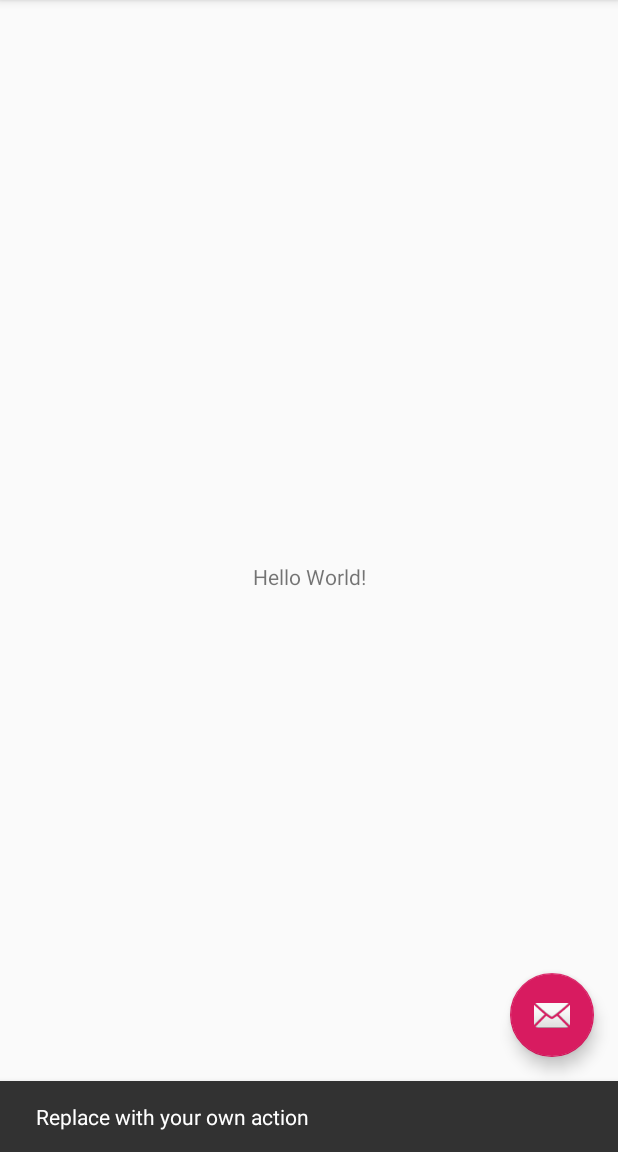
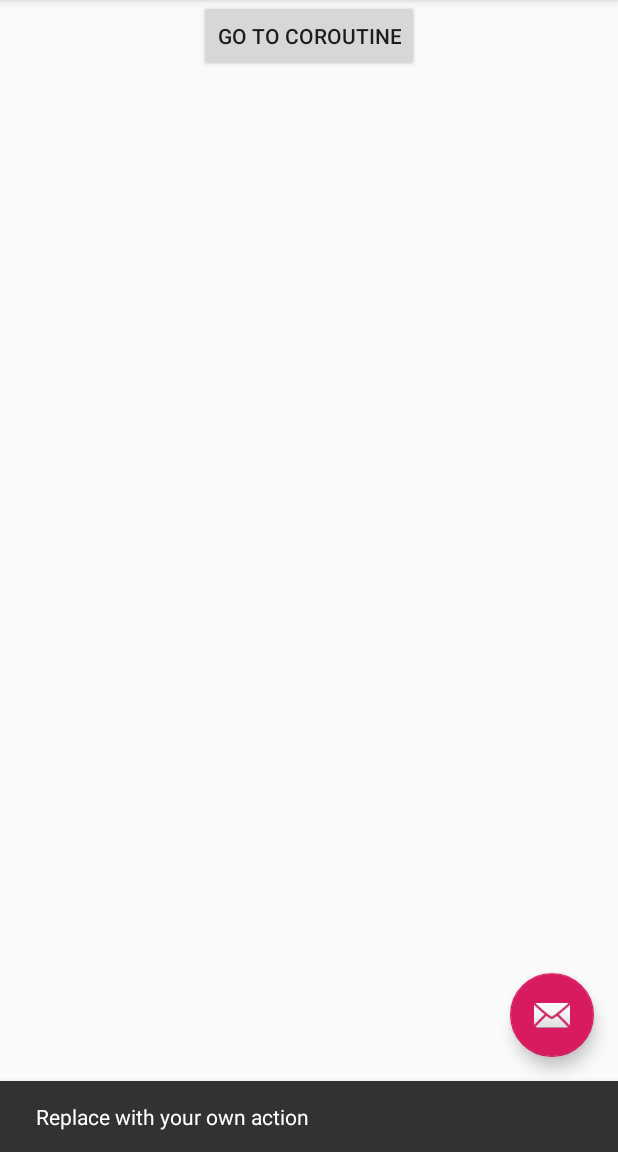
Before and after one commit to kelvinsaputra/DesignPattern, an Android app: the screen it shows after launch (MainActivity), after a tap on an icon or button, on a phone screen of 412 x 824 dp, the part 84-1236 px from its top. Run offline under Robolectric (Android 15) with nearby library versions, the phone set to English and light mode, and no system bars.

Commit message:
add coroutine

```diff
--- a/androidFundamentals/Kotlin/app/src/main/java/com/example/kotlin/MainActivity.kt
+++ b/androidFundamentals/Kotlin/app/src/main/java/com/example/kotlin/MainActivity.kt
@@ -1,5 +1,6 @@
 package com.example.kotlin
 
+import android.content.Intent
 import android.os.Bundle
 import com.google.android.material.snackbar.Snackbar
 import androidx.appcompat.app.AppCompatActivity
@@ -7,6 +8,7 @@ import android.view.Menu
 import android.view.MenuItem
 
 import kotlinx.android.synthetic.main.activity_main.*
+import kotlinx.android.synthetic.main.content_main.*
 
 class MainActivity : AppCompatActivity() {
 
@@ -18,6 +20,10 @@ class MainActivity : AppCompatActivity() {
         fab.setOnClickListener { view ->
             Snackbar.make(view, "Replace with your own action", Snackbar.LENGTH_LONG)
                 .setAction("Action", null).show()
+        }
+
+        btn_coroutine.setOnClickListener {
+
         }
     }
 
--- a/androidFundamentals/Kotlin/app/src/main/res/layout/content_main.xml
+++ b/androidFundamentals/Kotlin/app/src/main/res/layout/content_main.xml
@@ -8,13 +8,13 @@
     tools:context=".MainActivity"
     tools:showIn="@layout/activity_main">
 
-    <TextView
+    <Button
+        android:id="@+id/btn_coroutine"
         android:layout_width="wrap_content"
         android:layout_height="wrap_content"
-        android:text="Hello World!"
-        app:layout_constraintBottom_toBottomOf="parent"
+        app:layout_constraintTop_toTopOf="parent"
         app:layout_constraintLeft_toLeftOf="parent"
         app:layout_constraintRight_toRightOf="parent"
-        app:layout_constraintTop_toTopOf="parent" />
+        android:text="@string/go_to_coroutine"/>
 
 </androidx.constraintlayout.widget.ConstraintLayout>
--- a/androidFundamentals/Kotlin/app/src/main/res/values/strings.xml
+++ b/androidFundamentals/Kotlin/app/src/main/res/values/strings.xml
@@ -2,4 +2,5 @@
     <string name="app_name">Kotlin</string>
     <string name="action_settings">Settings</string>
     <string name="title_activity_coroutine">CoroutineActivity</string>
+    <string name="go_to_coroutine">Go to coroutine</string>
 </resources>
```
Also changed, not shown: CustomComponent/gradle/wrapper/gradle-wrapper.properties (added), 5 other files.
